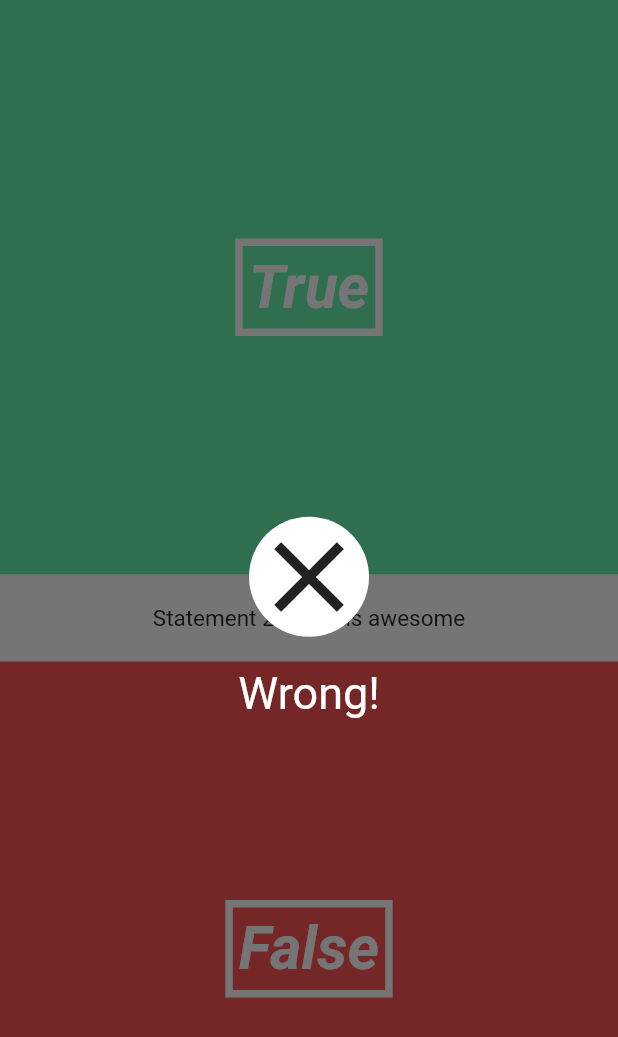
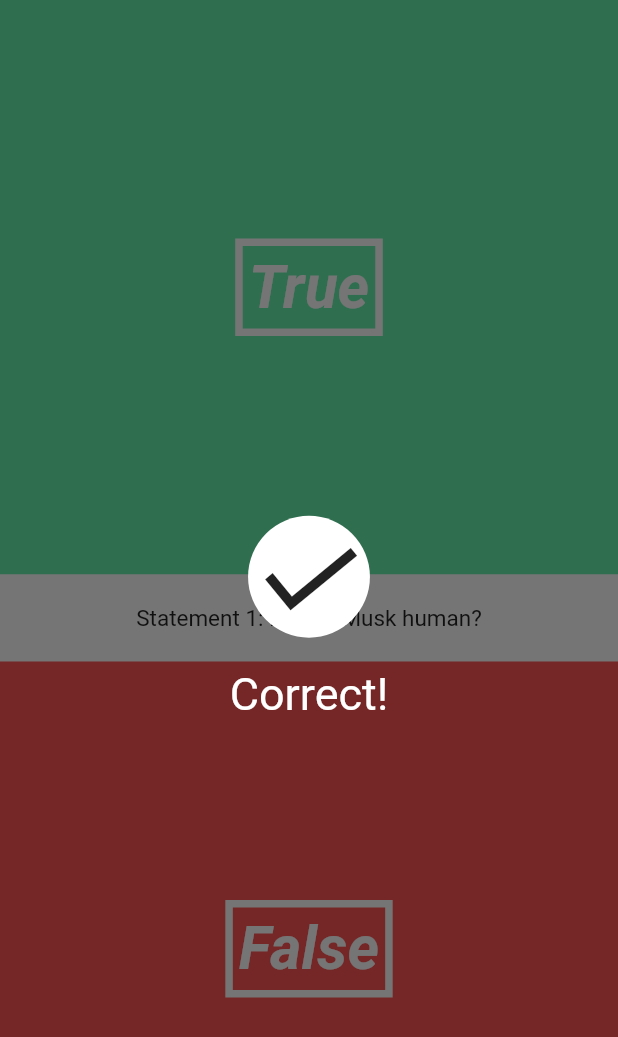
Before and after one commit to McSam27/flutter-quiz-app, a Flutter app: the screen it shows after launch, after a tap on "True", on a phone screen of 412 x 824 dp. Shown: the top 1037 px of the screen. Run offline on Flutter 3.47's test engine with Material 2 defaults, Android fonts, the phone set to English and light mode, and no system bars.

Commit message:
add fake quiz data.

```diff
--- a/lib/pages/quiz_page.dart
+++ b/lib/pages/quiz_page.dart
@@ -16,7 +16,6 @@ import '../ui/answer_overlay.dart';
 class QuizPage extends StatefulWidget {
   @override
   State<StatefulWidget> createState() {
-    // TODO: implement createState
     return new QuizPageState();
   }
 }
@@ -24,6 +23,35 @@ class QuizPage extends StatefulWidget {
 // variables and logic goes in the extending class
 // mutable
 class QuizPageState extends State<QuizPage> {
+  Question currentQuestion;
+  Quiz quiz = new Quiz(
+    [
+      new Question("Is Elon Musk human?", true),
+      new Question("Is pizza healthy?", false),
+      new Question("Is Flutter awesome?", true),
+    ],
+  );
+  String questionText;
+  int questionNumber;
+  bool isCorrect;
+  bool showOverlay = false;
+
+  @override
+  void initState() {
+    super.initState();
+    currentQuestion = quiz.nextQuestion;
+    questionText = currentQuestion.question;
+    questionNumber = quiz.questionNumber;
+  }
+
+  void handleAnswer(bool answer) {
+    isCorrect = (currentQuestion.answer == answer);
+    quiz.answer(isCorrect);
+    this.setState(() {
+      showOverlay = true;
+    });
+  }
+
   @override
   Widget build(BuildContext context) {
     // Stack - places children on top of each other
@@ -34,14 +62,14 @@ class QuizPageState extends State<QuizPage> {
           // main page
           children: <Widget>[
             // true button
-            new AnswerButton(true, () => print('true')),
+            new AnswerButton(true, () => handleAnswer(true)),
             // question label
-            new QuestionText("Pizza is awesome", 2),
+            new QuestionText(questionText, questionNumber),
             // false button
-            new AnswerButton(false, () => print('false')),
+            new AnswerButton(false, () => handleAnswer(false)),
           ],
         ),
-        new AnswerOverlay(false),
+        showOverlay ? new AnswerOverlay(isCorrect) : new Container(), // empty container doesn't display anything
       ],
     );
   }
--- a/lib/utils/quiz.dart
+++ b/lib/utils/quiz.dart
@@ -15,6 +15,7 @@ class Quiz {
   int get length => _questions.length;
   int get score => _score;
   int get questionNumber => _currentQuestionIndex + 1;
+
   // getter in Dart function syntax
   Question get nextQuestion {
     _currentQuestionIndex++;
```
